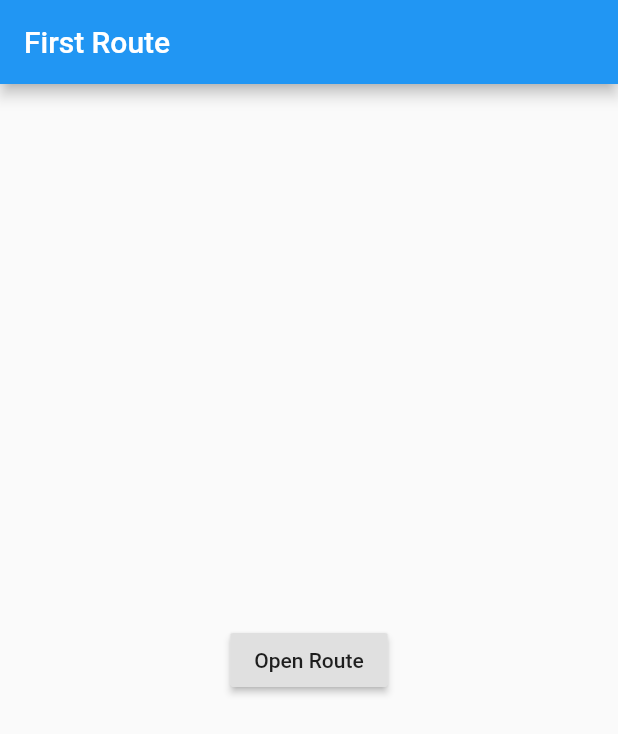
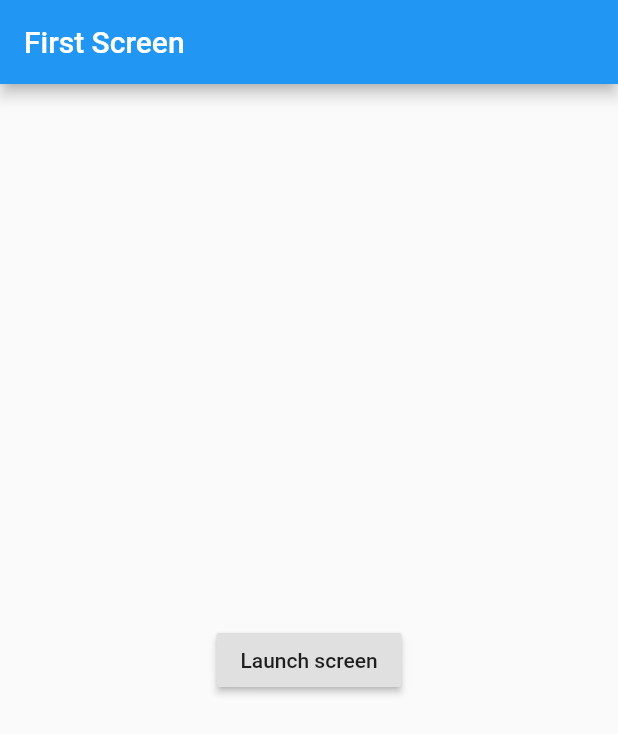
Before and after one commit to rodionovv/flutter_docs, a Flutter app: the screen it shows after launch, on a phone screen of 412 x 824 dp. Shown: the top 734 px of the screen. Run offline on Flutter 3.47's test engine with Material 2 defaults, Android fonts, the phone set to English and light mode, and no system bars.

```diff
--- a/lib/main.dart
+++ b/lib/main.dart
@@ -8,7 +8,11 @@ class MyApp extends StatelessWidget {
   Widget build(BuildContext context) {
     return MaterialApp(
       title: "routing",
-      home: FirstRoute()
+      initialRoute: '/',
+      routes: {
+        '/': (context) => FirstRoute(),
+        '/second': (context) => SecondRoute(),
+      },
     );
   }
 }
@@ -19,15 +23,15 @@ class FirstRoute extends StatelessWidget{
   Widget build(BuildContext context) {
     return Scaffold(
       appBar: AppBar(
-        title: Text('First Route'),
+        title: Text('First Screen'),
       ),
       body: Center(
         child: RaisedButton(
-          child: Text('Open Route'),
+          child: Text('Launch screen'),
           onPressed: () {
-            Navigator.push(
+            Navigator.pushNamed(
                 context,
-                MaterialPageRoute(builder: (context) => SecondRoute())
+                '/second',
             );
           },
         ),
@@ -41,12 +45,15 @@ class SecondRoute extends StatelessWidget {
   Widget build(BuildContext context) {
     return Scaffold(
       appBar: AppBar(
-        title: Text("Second Route"),
+        title: Text("Second Screen"),
       ),
       body: Center(
         child: RaisedButton(
           onPressed: () {
-            Navigator.pop(context);
+            Navigator.pushNamed(
+              context,
+              '/'
+            );
           },
           child: Text('Go back!'),
         ),
```
